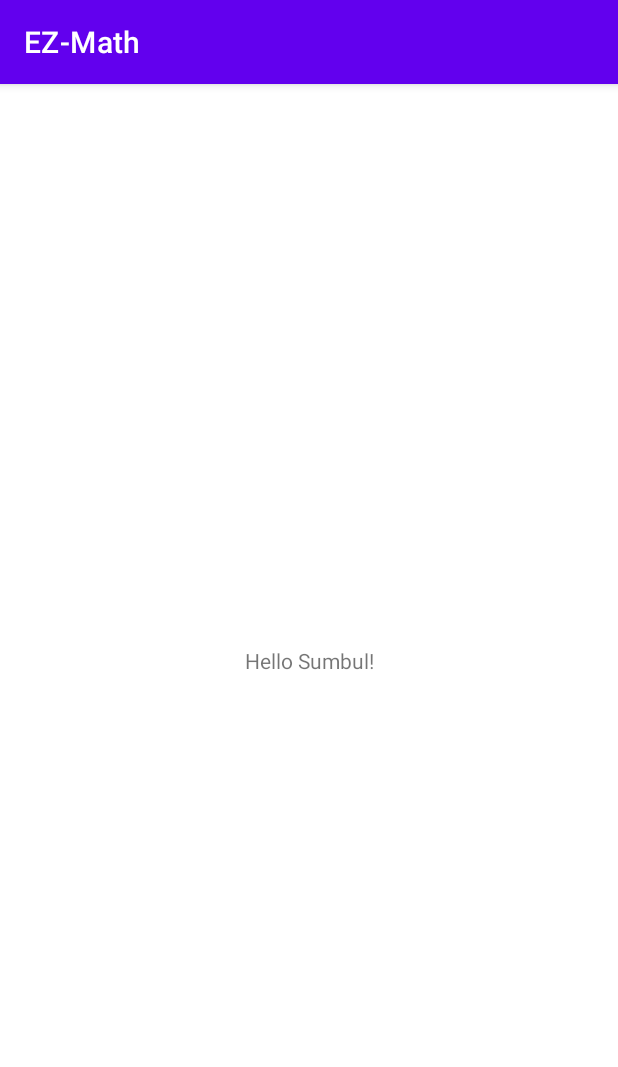
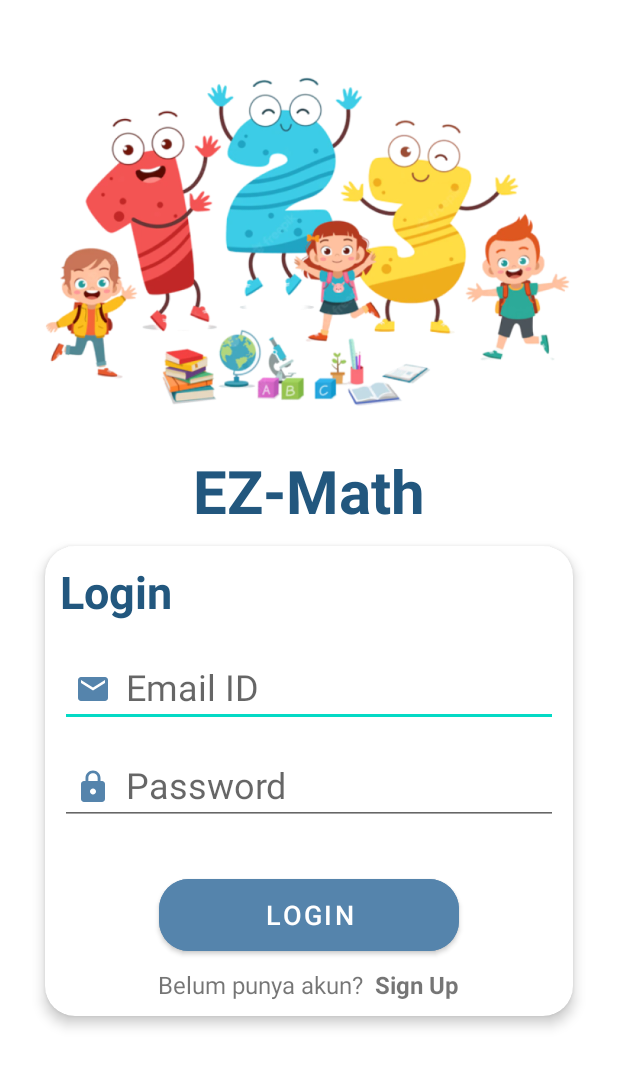
Before and after one commit to MuhammadTatma/EZ-Math, an Android app: the screen it shows after launch (MainActivity before the commit, LoginActivity after it), on a phone screen of 412 x 824 dp. Shown: the top 1067 px of the screen. Run offline under Robolectric (Android 15) with nearby library versions, the phone set to English and light mode, and no system bars.

Commit message:
add layout signup and login

```diff
--- /dev/null
+++ b/app/src/main/java/com/example/ez_math/LoginActivity.kt
@@ -0,0 +1,11 @@
+package com.example.ez_math
+
+import androidx.appcompat.app.AppCompatActivity
+import android.os.Bundle
+
+class LoginActivity : AppCompatActivity() {
+    override fun onCreate(savedInstanceState: Bundle?) {
+        super.onCreate(savedInstanceState)
+        setContentView(R.layout.activity_login)
+    }
+}
--- /dev/null
+++ b/app/src/main/java/com/example/ez_math/UserClass.kt
@@ -0,0 +1,4 @@
+package com.example.ez_math
+
+class UserClass {
+}
--- /dev/null
+++ b/app/src/main/res/drawable/ic_baseline_email_24.xml
@@ -0,0 +1,5 @@
+<vector android:height="24dp" android:tint="#5584AC"
+    android:viewportHeight="24" android:viewportWidth="24"
+    android:width="24dp" xmlns:android="http://schemas.android.com/apk/res/android">
+    <path android:fillColor="@android:color/white" android:pathData="M20,4L4,4c-1.1,0 -1.99,0.9 -1.99,2L2,18c0,1.1 0.9,2 2,2h16c1.1,0 2,-0.9 2,-2L22,6c0,-1.1 -0.9,-2 -2,-2zM20,8l-8,5 -8,-5L4,6l8,5 8,-5v2z"/>
+</vector>
--- /dev/null
+++ b/app/src/main/res/drawable/ic_baseline_lock_24.xml
@@ -0,0 +1,5 @@
+<vector android:height="24dp" android:tint="#5584AC"
+    android:viewportHeight="24" android:viewportWidth="24"
+    android:width="24dp" xmlns:android="http://schemas.android.com/apk/res/android">
+    <path android:fillColor="@android:color/white" android:pathData="M18,8h-1L17,6c0,-2.76 -2.24,-5 -5,-5S7,3.24 7,6v2L6,8c-1.1,0 -2,0.9 -2,2v10c0,1.1 0.9,2 2,2h12c1.1,0 2,-0.9 2,-2L20,10c0,-1.1 -0.9,-2 -2,-2zM12,17c-1.1,0 -2,-0.9 -2,-2s0.9,-2 2,-2 2,0.9 2,2 -0.9,2 -2,2zM15.1,8L8.9,8L8.9,6c0,-1.71 1.39,-3.1 3.1,-3.1 1.71,0 3.1,1.39 3.1,3.1v2z"/>
+</vector>
--- /dev/null
+++ b/app/src/main/res/drawable/ic_baseline_person_24.xml
@@ -0,0 +1,5 @@
+<vector android:height="24dp" android:tint="#5584AC"
+    android:viewportHeight="24" android:viewportWidth="24"
+    android:width="24dp" xmlns:android="http://schemas.android.com/apk/res/android">
+    <path android:fillColor="@android:color/white" android:pathData="M12,12c2.21,0 4,-1.79 4,-4s-1.79,-4 -4,-4 -4,1.79 -4,4 1.79,4 4,4zM12,14c-2.67,0 -8,1.34 -8,4v2h16v-2c0,-2.66 -5.33,-4 -8,-4z"/>
+</vector>
--- /dev/null
+++ b/app/src/main/res/drawable/ic_baseline_person_pin_24.xml
@@ -0,0 +1,5 @@
+<vector android:height="24dp" android:tint="#5584AC"
+    android:viewportHeight="24" android:viewportWidth="24"
+    android:width="24dp" xmlns:android="http://schemas.android.com/apk/res/android">
+    <path android:fillColor="@android:color/white" android:pathData="M12,2c-4.97,0 -9,4.03 -9,9 0,4.17 2.84,7.67 6.69,8.69L12,22l2.31,-2.31C18.16,18.67 21,15.17 21,11c0,-4.97 -4.03,-9 -9,-9zM12,4c1.66,0 3,1.34 3,3s-1.34,3 -3,3 -3,-1.34 -3,-3 1.34,-3 3,-3zM12,18.3c-2.5,0 -4.71,-1.28 -6,-3.22 0.03,-1.99 4,-3.08 6,-3.08 1.99,0 5.97,1.09 6,3.08 -1.29,1.94 -3.5,3.22 -6,3.22z"/>
+</vector>
--- /dev/null
+++ b/app/src/main/res/layout/activity_login.xml
@@ -0,0 +1,121 @@
+<?xml version="1.0" encoding="utf-8"?>
+<LinearLayout
+    xmlns:android="http://schemas.android.com/apk/res/android"
+    xmlns:app="http://schemas.android.com/apk/res-auto"
+    xmlns:tools="http://schemas.android.com/tools"
+    android:layout_width="match_parent"
+    android:layout_height="match_parent"
+    android:layout_marginHorizontal="20dp"
+    android:orientation="vertical"
+    tools:context=".LoginActivity">
+
+
+    <ImageView
+        android:layout_width="match_parent"
+        android:layout_height="300dp"
+        android:layout_marginTop="10dp"
+        android:src="@drawable/bg_img_login"
+        android:contentDescription="@string/img_contentdest_signup" />
+
+    <TextView
+        android:layout_width="wrap_content"
+        android:layout_height="wrap_content"
+        android:text="@string/app_name"
+        android:layout_gravity="center"
+        android:textStyle="bold"
+        android:textSize="40sp"
+        android:textColor="@color/Color_1"
+        android:layout_marginTop="-10dp"/>
+
+    <androidx.cardview.widget.CardView
+        android:layout_width="match_parent"
+        android:layout_height="wrap_content"
+        android:layout_marginHorizontal="10dp"
+        app:cardCornerRadius="20dp"
+        app:cardElevation="5dp"
+        android:layout_marginTop="10dp">
+
+        <LinearLayout
+            android:layout_width="match_parent"
+            android:layout_height="wrap_content"
+            android:orientation="vertical"
+            android:layout_marginTop="10dp"
+            android:paddingHorizontal="10dp">
+
+            <TextView
+                android:layout_width="match_parent"
+                android:layout_height="wrap_content"
+                android:text="@string/login"
+                android:textSize="30sp"
+                android:textStyle="bold"
+                android:textColor="@color/Color_1"/>
+
+            <EditText
+                android:layout_width="match_parent"
+                android:layout_height="50dp"
+                android:layout_marginTop="20dp"
+                tools:ignore="TouchTargetSizeCheck"
+                android:hint="@string/et_email"
+                android:textSize="24sp"
+                android:paddingHorizontal="10dp"
+                android:drawableStart="@drawable/ic_baseline_email_24"
+                android:drawablePadding="10dp"
+                android:textColor="@color/Color_1"
+                android:autofillHints="emailAddress"
+                android:inputType="textEmailAddress" />
+
+            <EditText
+                android:layout_width="match_parent"
+                android:layout_height="50dp"
+                android:layout_marginTop="15dp"
+                tools:ignore="TouchTargetSizeCheck"
+                android:hint="@string/et_pw"
+                android:textSize="24sp"
+                android:paddingHorizontal="10dp"
+                android:textColor="@color/Color_1"
+                android:drawableStart="@drawable/ic_baseline_lock_24"
+                android:drawablePadding="10dp"
+                android:autofillHints="password"
+                android:inputType="textPassword" />
+
+            <Button
+                android:layout_width="200dp"
+                android:layout_height="60dp"
+                android:layout_gravity="center"
+                android:layout_marginTop="30dp"
+                android:text="@string/login"
+                android:textSize="18sp"
+                android:textColor="@color/white"
+                android:backgroundTint="@color/Color_2"
+                app:cornerRadius="20dp"/>
+
+            <LinearLayout
+                android:layout_width="wrap_content"
+                android:layout_height="wrap_content"
+                android:orientation="horizontal"
+                android:layout_gravity="center"
+                android:layout_marginTop="5dp"
+                android:layout_marginBottom="10dp">
+
+                <TextView
+                    android:layout_width="match_parent"
+                    android:layout_height="wrap_content"
+                    android:text="@string/belum_punya_akun"
+                    android:linksClickable="true"
+                    android:textSize="16sp"
+                    android:layout_marginEnd="8dp"
+                    />
+                <TextView
+                    android:layout_width="match_parent"
+                    android:layout_height="wrap_content"
+                    android:text="@string/sign_up"
+                    android:linksClickable="true"
+                    android:textSize="16sp"
+                    android:textStyle="bold"
+                    />
+
+            </LinearLayout>
+        </LinearLayout>
+    </androidx.cardview.widget.CardView>
+
+</LinearLayout>
--- a/app/src/main/res/values/colors.xml
+++ b/app/src/main/res/values/colors.xml
@@ -7,4 +7,11 @@
     <color name="teal_700">#FF018786</color>
     <color name="black">#FF000000</color>
     <color name="white">#FFFFFFFF</color>
+
+    <color name="Color_1">#22577E</color>
+    <color name="Color_2">#5584AC</color>
+    <color name="Color_3">#95D1CC</color>
+    <color name="Color_4">#F6F2D4</color>
+    <color name="Color_5">#C4C4C4</color>
+
 </resources>
--- a/app/src/main/res/values/strings.xml
+++ b/app/src/main/res/values/strings.xml
@@ -1,3 +1,11 @@
 <resources>
     <string name="app_name">EZ-Math</string>
+    <string name="sign_up">Sign Up</string>
+    <string name="et_nama_lengkap">Nama Lengkap</string>
+    <string name="et_email">Email ID</string>
+    <string name="et_pw">Password</string>
+    <string name="sudah_punya_akun">Sudah punya akun?</string>
+    <string name="belum_punya_akun">Belum punya akun?</string>
+    <string name="login">Login</string>
+    <string name="img_contentdest_signup">Image Header</string>
 </resources>
--- a/app/src/main/res/values/themes.xml
+++ b/app/src/main/res/values/themes.xml
@@ -1,6 +1,6 @@
 <resources xmlns:tools="http://schemas.android.com/tools">
     <!-- Base application theme. -->
-    <style name="Theme.EZMath" parent="Theme.MaterialComponents.DayNight.DarkActionBar">
+    <style name="Theme.EZMath" parent="Theme.MaterialComponents.DayNight.NoActionBar">
         <!-- Primary brand color. -->
         <item name="colorPrimary">@color/purple_500</item>
         <item name="colorPrimaryVariant">@color/purple_700</item>
--- a/build.gradle
+++ b/build.gradle
@@ -2,7 +2,7 @@
 plugins {
     id 'com.android.application' version '7.2.2' apply false
     id 'com.android.library' version '7.2.2' apply false
-    id 'org.jetbrains.kotlin.android' version '1.6.10' apply false
+    id 'org.jetbrains.kotlin.android' version '1.7.10' apply false
 }
 
 task clean(type: Delete) {
```
Also changed, not shown: app/src/main/AndroidManifest.xml (+18 -0 lines), app/src/main/java/com/example/ez_math/SignUpActivity.kt (added, +11 -0 lines), app/src/main/res/layout/activity_sign_up.xml (added, +134 -0 lines), app/src/main/res/drawable-v24/bg_img_login.png (added), app/src/main/res/drawable-v24/bg_img_signup.png (added).
